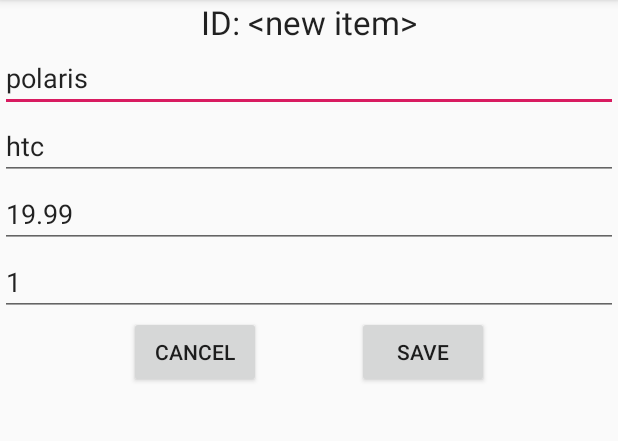
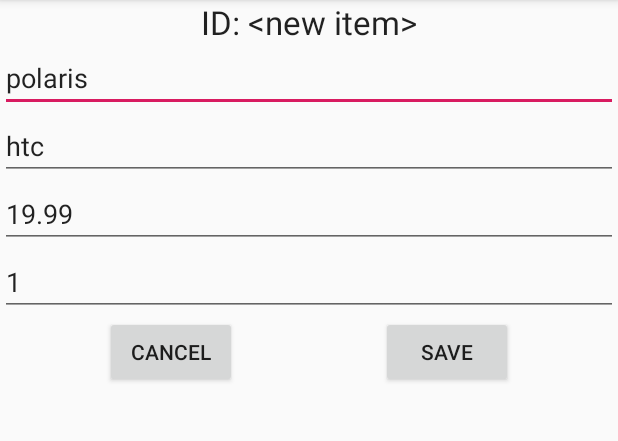
Before and after one commit to pfoof/MSI_Project, an Android app: the AddEditActivity screen opened directly, with no data from a screen before it, on a phone screen of 412 x 824 dp, the part 84-525 px from its top. Run offline under Robolectric (Android 15) with nearby library versions, the phone set to English and light mode, and no system bars.

Commit message:
`AddEditActivity`

```diff
--- a/android-client/app/src/main/java/com/example/msiproject/AddEditActivity.kt
+++ b/android-client/app/src/main/java/com/example/msiproject/AddEditActivity.kt
@@ -2,9 +2,14 @@
 
 import androidx.appcompat.app.AppCompatActivity
 import android.os.Bundle
+import android.view.View
+import android.widget.Toast
+import com.example.msiproject.utils.Constants
+import com.example.msiproject.utils.Request
 import kotlinx.android.synthetic.main.activity_add_edit.*
+import java.lang.Exception
 
-class AddEditActivity : AppCompatActivity() {
+class AddEditActivity : AppCompatActivity(), Request.IRequestResult {
 
     var id: Int = -1
 
@@ -19,7 +24,70 @@
         inputProd.setText( bun.getString("prod") ?: "htc")
         inputPrice.setText( bun.getString("price") ?: "19.99" )
         itemID.setText( "ID: " + (bun.getString("item") ?: "<new item>") )
+        unshowBusy()
 
         id = (bun.getString("item") ?: "-1").toInt()
+
+        cancel.setOnClickListener{ this.finish() }
+        save.setOnClickListener{
+            showBusy()
+            sendToServer()
+        }
+    }
+
+    override fun publishResult(data: Request.RequestResult?, sig: Request.Signal?) {
+        when(sig) {
+            Request.Signal.Edit, Request.Signal.Add -> {
+                if(data != null) {
+                    if(data.resultCode >= 200 && data.resultCode < 300)
+                        runOnUiThread {
+                            unshowBusy()
+                            finish()
+                        }
+                    else {
+                        runOnUiThread {
+                            unshowBusy()
+                            Toast.makeText(this, ""+data.resultCode+"/"+data.data, Toast.LENGTH_SHORT).show()
+                        }
+                    }
+                }
+
+            }
+        }
+    }
+
+    override fun publishProblem(e: Exception?) {
+        runOnUiThread{
+            Toast.makeText(this, e?.message, Toast.LENGTH_SHORT).show()
+            unshowBusy()
+        }
+    }
+
+    private fun showBusy() {
+        cancel.isEnabled = false
+        save.isEnabled = false
+        inputName.isEnabled = false
+        inputQuantity.isEnabled = false
+        inputProd.isEnabled = false
+        inputPrice.isEnabled = false
+        progressBar.visibility = View.VISIBLE
+    }
+
+    private fun unshowBusy() {
+        inputQuantity.isEnabled = id <= 0
+        cancel.isEnabled = true
+        save.isEnabled = true
+        inputName.isEnabled = true
+        inputProd.isEnabled = true
+        inputPrice.isEnabled = true
+        progressBar.visibility = View.GONE
+    }
+
+    private fun sendToServer() {
+        if(id <= 0) {
+            Request(Constants.SERVER_DEST+"/", "POST", "", mapOf("Content-Type" to "application/json", Constants.TOKEN_HEADER to Constants.TEST_TOKEN), this, Request.Signal.Add).execute()
+        } else {
+            Request(Constants.SERVER_DEST+"/", "PUT", "", mapOf("Content-Type" to "application/json", Constants.TOKEN_HEADER to Constants.TEST_TOKEN), this, Request.Signal.Edit).execute()
+        }
     }
 }
--- a/android-client/app/src/main/res/layout/activity_add_edit.xml
+++ b/android-client/app/src/main/res/layout/activity_add_edit.xml
@@ -52,8 +52,22 @@
             android:text="Cancel" />
         <Space
             android:layout_width="wrap_content"
-            android:minWidth="64dp"
+            android:minWidth="48dp"
             android:layout_height="match_parent" />
+
+        <ProgressBar
+            android:id="@+id/progressBar"
+            style="?android:attr/progressBarStyle"
+            android:layout_width="wrap_content"
+            android:layout_height="wrap_content"
+            android:visibility="gone" />
+
+        <Space
+            android:layout_width="wrap_content"
+            android:minWidth="48dp"
+            android:layout_height="match_parent"
+            />
+
         <Button
             android:layout_width="wrap_content"
             android:layout_height="wrap_content"
```
